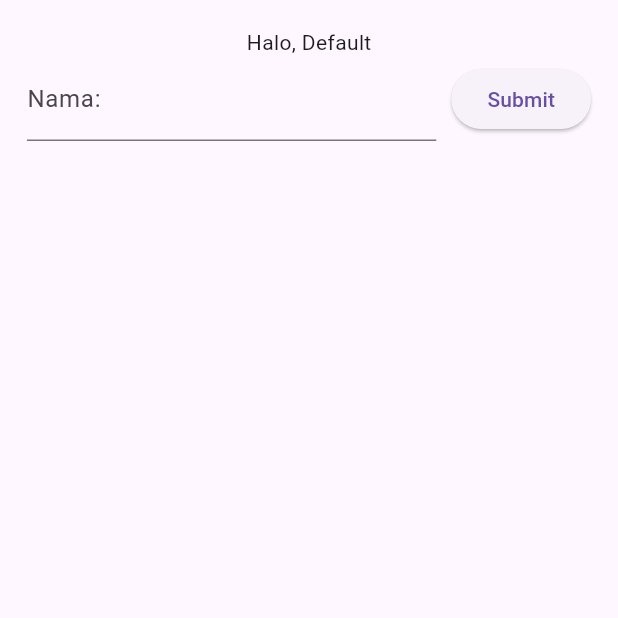
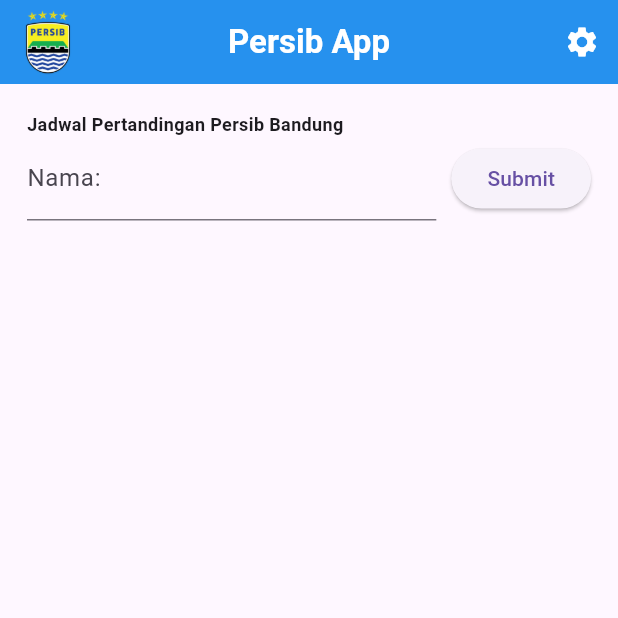
Before and after one commit to ItsAutumnSai/QuestSatu_0703, a Flutter app: the HomeScreen screen opened directly, on a phone screen of 412 x 824 dp, the top half of it. Run offline on Flutter 3.47's test engine with Material 3 defaults, Android fonts, the phone set to English and light mode, and no system bars.

Commit message:
app bar home screen

```diff
--- a/lib/home_screen.dart
+++ b/lib/home_screen.dart
@@ -3,13 +3,11 @@ import 'package:project_pertama/main.dart';
 import 'package:project_pertama/register_screen.dart';
 
 class HomeScreen extends StatefulWidget {
-  final String nama;
-  const HomeScreen({super.key, this.nama = "Default"});
+  const HomeScreen({super.key});
 
   @override
   State<HomeScreen> createState() => _HomeScreenState();
 }
-
 class _HomeScreenState extends State<HomeScreen> {
   final _nomorTelpController = TextEditingController();
   final List<String> daftarNomorTelp = [];
@@ -17,14 +15,29 @@ class _HomeScreenState extends State<HomeScreen> {
   @override
   Widget build(BuildContext context) {
     return Scaffold(
+      appBar: AppBar(
+        elevation: 2,
+        centerTitle: true,
+        title: Text("Persib App", style: TextStyle(color: Colors.white, fontWeight: FontWeight.bold), textAlign: TextAlign.center,),
+        backgroundColor: Colors.blue[500],
+        leading: Padding(padding: const EdgeInsets.only(left:8), child: Image.asset('assets/images/Logo_Persib_Bandung.png')),
+        actions: [
+          IconButton(
+            icon: Icon(Icons.settings, color: Colors.white,),
+            onPressed: () {
+              print("Settings");
+            },
+          ),
+        ],
+      ),
       body: SafeArea(
         child: Center(
           child: Padding(
             padding: const EdgeInsets.all(18.0),
             child: Column(
-              mainAxisAlignment: MainAxisAlignment.center,
+              crossAxisAlignment: CrossAxisAlignment.start,
               children: [
-                Text("Halo, ${widget.nama}"),
+                Text("Jadwal Pertandingan Persib Bandung", style: TextStyle(fontSize: 12, fontWeight: FontWeight.bold),),
                 Form(
                   key: _globalKey,
                   child: Row(
```
